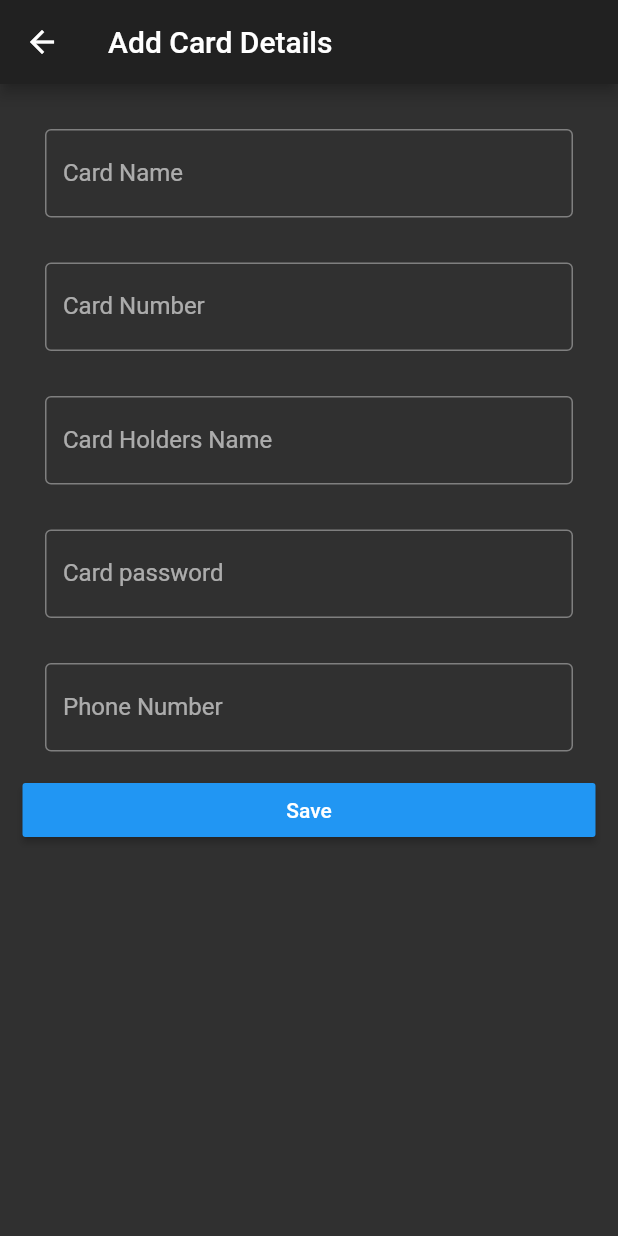
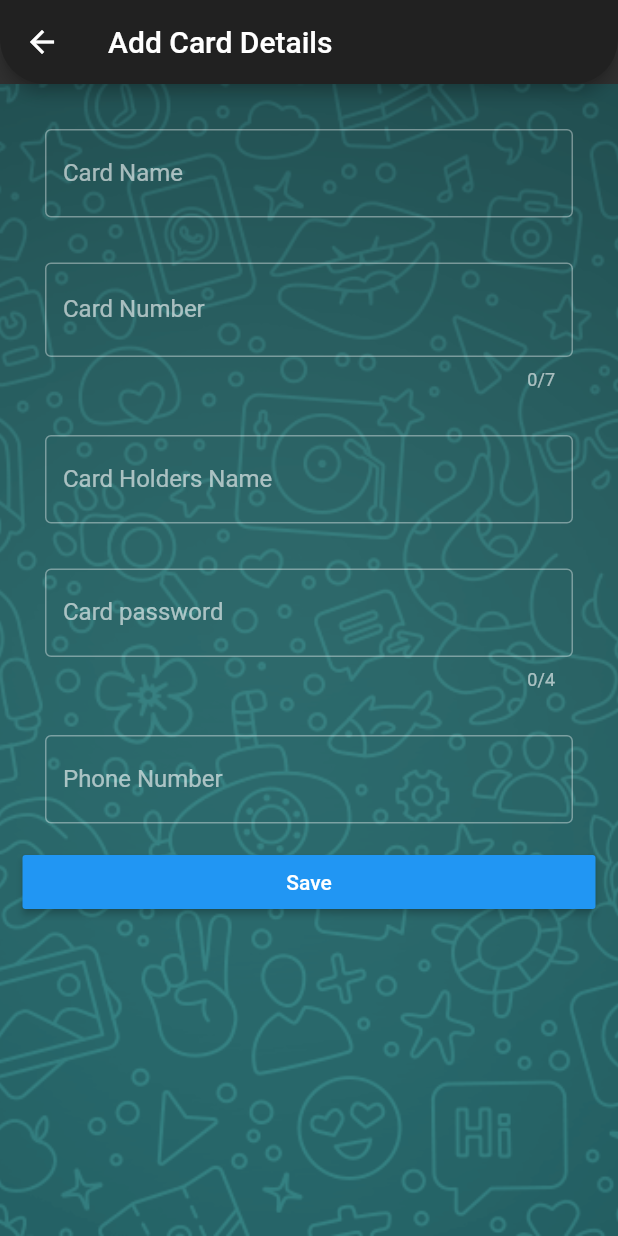
Before and after one commit to C-m3-Codin/chebank, a Flutter app: the FirstPage screen opened by its route, after a tap on "Add Card", on a phone screen of 412 x 824 dp. Run offline on Flutter 3.47's test engine with Material 2 defaults, Android fonts, the phone set to English and light mode, and no system bars; our stand-ins replace camera, cloud_firestore, firebase_auth, firebase_core, image_picker; missing offline and left inert: barcode_scan_fix, tflite; accounts and stored records are empty; network calls fail.

Commit message:
workin ig

```diff
--- a/lib/pages/FirstScreen.dart
+++ b/lib/pages/FirstScreen.dart
@@ -1,10 +1,40 @@
+import 'package:chebank/main.dart';
+import 'package:chebank/pages/Login.dart';
 import 'package:chebank/pages/addCard.dart';
+import 'package:firebase_auth/firebase_auth.dart';
 import 'package:flutter/material.dart';
 
 class FirstPage extends StatelessWidget {
   @override
   Widget build(BuildContext context) {
+    print("\n\n\n\n\n\n\n first screen $email");
     return Scaffold(
+      appBar: AppBar(
+        title: Text("Welcome $email"),
+        shape: RoundedRectangleBorder(
+          borderRadius: BorderRadius.vertical(
+            bottom: Radius.circular(30),
+          ),
+        ),
+      ),
+      floatingActionButton: FloatingActionButton(
+        child: Icon(Icons.logout),
+        onPressed: () async {
+          print("\n\n\n\n\n Signed out pressed in auth page\n\n\n");
+
+          try {
+            await FirebaseAuth.instance.signOut();
+            email = "null";
+            Navigator.push(
+                context,
+                MaterialPageRoute(
+                    builder: (context) => RegisterEmailSection()));
+            print("\n\n\n\n\n Signed out in auth page\n\n\n");
+          } catch (err) {
+            print("\n\n\n\nError \n\ne ${err.toString()}\n\n\n\n");
+          }
+        },
+      ),
       // appBar: AppBar(
       //   title: Text("ChBank"),
       // ),
@@ -14,13 +44,13 @@ class FirstPage extends StatelessWidget {
             crossAxisAlignment: CrossAxisAlignment.center,
             mainAxisAlignment: MainAxisAlignment.center,
             children: [
-              ElevatedButton(
-                  onPressed: () {
-                    Navigator.pushNamed(context, '/face');
-                  },
+              // ElevatedButton(
+              //     onPressed: () {
+              //       Navigator.pushNamed(context, '/face');
+              //     },
 
-                  // AddAccount
-                  child: Text("Comduct Transaction")),
+              //     // AddAccount
+              //     child: Text("Conduct Transaction")),
               ElevatedButton(
                   onPressed: () {
                     Navigator.push(context,
@@ -31,7 +61,7 @@ class FirstPage extends StatelessWidget {
                   onPressed: () {
                     Navigator.pushNamed(context, '/face2');
                   },
-                  child: Text("Comduct Transaction Live")),
+                  child: Text("Conduct Transaction Live")),
 
               // /face2
             ],
--- a/lib/pages/WithdrawCash.dart
+++ b/lib/pages/WithdrawCash.dart
@@ -1,4 +1,6 @@
 import 'package:chebank/models/CardModel.dart';
+import 'package:chebank/pages/Banking.dart';
+import 'package:chebank/pages/FirstScreen.dart';
 import 'package:chebank/services/GetData.dart';
 import 'package:flutter/material.dart';
 import 'package:intl/intl.dart';
@@ -68,7 +70,8 @@ class _WithdrawCashState extends State<WithdrawCash> {
                       content: Text('Take The cash and get a burger'),
                     );
                     ScaffoldMessenger.of(context).showSnackBar(snackBar);
-                    Navigator.popUntil(context, (route) => false);
+                    Navigator.pushReplacement(context,
+                        MaterialPageRoute(builder: (context) => FirstPage()));
                   } else {
                     final snackBar = SnackBar(
                       content: Text(
--- a/lib/pages/addCard.dart
+++ b/lib/pages/addCard.dart
@@ -1,3 +1,4 @@
+import 'package:chebank/pages/CardSelectPage.dart';
 import 'package:chebank/services/GetData.dart';
 import 'package:flutter/material.dart';
 
@@ -17,8 +18,22 @@ class _AddAccountState extends State<AddAccount> {
     return Scaffold(
         appBar: AppBar(
           title: Text('Add Card Details'),
+          shape: RoundedRectangleBorder(
+            borderRadius: BorderRadius.vertical(
+              bottom: Radius.circular(30),
             ),
-        body: Padding(
+          ),
+        ),
+        body: Stack(
+          children: [
+            // atm.jpeg
+            Image.asset(
+              "assets/download.png",
+              height: MediaQuery.of(context).size.height,
+              width: MediaQuery.of(context).size.width,
+              fit: BoxFit.cover,
+            ),
+            Padding(
                 padding: EdgeInsets.all(15),
                 child: ListView(
                   shrinkWrap: true,
@@ -28,6 +43,7 @@ class _AddAccountState extends State<AddAccount> {
                       child: TextField(
                         controller: cHolderControl,
                         decoration: InputDecoration(
+                          fillColor: Colors.black,
                           border: OutlineInputBorder(),
                           labelText: 'Card Name',
                           hintText: 'Enter a Card Name',
@@ -37,11 +53,15 @@ class _AddAccountState extends State<AddAccount> {
                     Padding(
                       padding: EdgeInsets.all(15),
                       child: TextField(
+                        maxLength: 7,
+                        keyboardType: TextInputType.number,
                         controller: cNoControl,
                         decoration: InputDecoration(
                           border: OutlineInputBorder(),
                           labelText: 'Card Number',
                           hintText: 'Enter Card Number',
+                          hintStyle: TextStyle(
+                              fontSize: 20.0, color: Colors.redAccent),
                         ),
                       ),
                     ),
@@ -59,11 +79,15 @@ class _AddAccountState extends State<AddAccount> {
                     Padding(
                       padding: EdgeInsets.all(15),
                       child: TextField(
+                        maxLength: 4,
+                        keyboardType: TextInputType.number,
+                        // validator: (val) =>
+                        // val.length < 4 ? 'Password too short.' : null,
                         controller: cPassControl,
                         decoration: InputDecoration(
                           border: OutlineInputBorder(),
                           labelText: 'Card password ',
-                      hintText: 'Enter passwped',
+                          hintText: 'Enter password',
                         ),
                       ),
                     ),
@@ -92,9 +116,20 @@ class _AddAccountState extends State<AddAccount> {
                             cNameControl.text,
                             cHolderControl.text,
                             cphoneNumber.text);
+                        final snackBar = SnackBar(
+                          content:
+                              Text('Congragulation richie Rich New Card added'),
+                        );
+                        ScaffoldMessenger.of(context).showSnackBar(snackBar);
+                        Navigator.pushReplacement(
+                            context,
+                            MaterialPageRoute(
+                                builder: (context) => DisplayCards()));
                       },
                     )
                   ],
-            )));
+                )),
+          ],
+        ));
   }
 }
--- a/lib/pages/test.dart
+++ b/lib/pages/test.dart
@@ -164,7 +164,8 @@ class _FaceDetectionFromLiveCameraState
                 ElevatedButton(
                   child: Text('Approve'),
                   onPressed: () {
-                    Navigator.pushNamed(context, '/CardsList');
+                    Navigator.pop(context);
+                    Navigator.popAndPushNamed(context, '/CardsList');
                     print("\n\n\n\n\n\n\n\ tadaaa");
                     // Navigator.of(context).pop();
                   },
```
Also changed, not shown: lib/PhoneVerify.dart (+15 -7 lines), lib/main.dart (+29 -20 lines), lib/models/authProvicer.dart (+5 -39 lines), lib/pages/CardSelectPage.dart (+31 -12 lines), lib/pages/FaceRecoog.dart (+5 -2 lines), lib/pages/Login.dart (+75 -67 lines), lib/pages/ReadQr.dart (+20 -3 lines), lib/services/GetData.dart (+7 -5 lines), lib/services/autService.dart (added, +44 -0 lines), assets/atm.jpeg (added), assets/download.png (added), assets/qr.jpg (added). Lines whose indentation alone changed are shown as unchanged.
